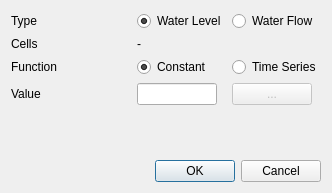
Above: src/ui/boundary_condition_dialog.ui from IPH-ECO/iph-eco-gui before the change. Below: the same form after it.
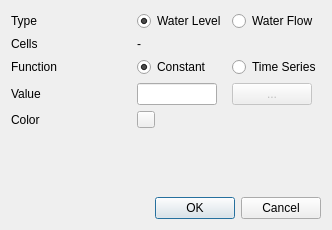
That is the form after the change.

Commit message: Associating boundary condition to vtkActor

```diff
--- a/src/ui/boundary_condition_dialog.ui
+++ b/src/ui/boundary_condition_dialog.ui
@@ -7,7 +7,7 @@
     <x>0</x>
     <y>0</y>
     <width>332</width>
-    <height>193</height>
+    <height>230</height>
    </rect>
   </property>
   <property name="minimumSize">
@@ -18,8 +18,8 @@
   </property>
   <property name="maximumSize">
    <size>
-    <width>332</width>
-    <height>193</height>
+    <width>500</width>
+    <height>600</height>
    </size>
   </property>
   <property name="windowTitle">
@@ -46,7 +46,7 @@
      </attribute>
     </widget>
    </item>
-   <item row="5" column="0" colspan="3">
+   <item row="6" column="0" colspan="3">
     <widget class="QDialogButtonBox" name="buttonBox">
      <property name="orientation">
       <enum>Qt::Horizontal</enum>
@@ -72,7 +72,7 @@
      </property>
     </widget>
    </item>
-   <item row="4" column="1">
+   <item row="5" column="1">
     <spacer name="verticalSpacer">
      <property name="orientation">
       <enum>Qt::Vertical</enum>
@@ -168,6 +168,26 @@
      </property>
     </widget>
    </item>
+   <item row="4" column="1">
+    <widget class="QToolButton" name="btnCellColor">
+     <property name="text">
+      <string/>
+     </property>
+     <property name="iconSize">
+      <size>
+       <width>10</width>
+       <height>10</height>
+      </size>
+     </property>
+    </widget>
+   </item>
+   <item row="4" column="0">
+    <widget class="QLabel" name="label">
+     <property name="text">
+      <string>Color</string>
+     </property>
+    </widget>
+   </item>
   </layout>
  </widget>
  <resources>
```
The commit also changes 14 other files.
